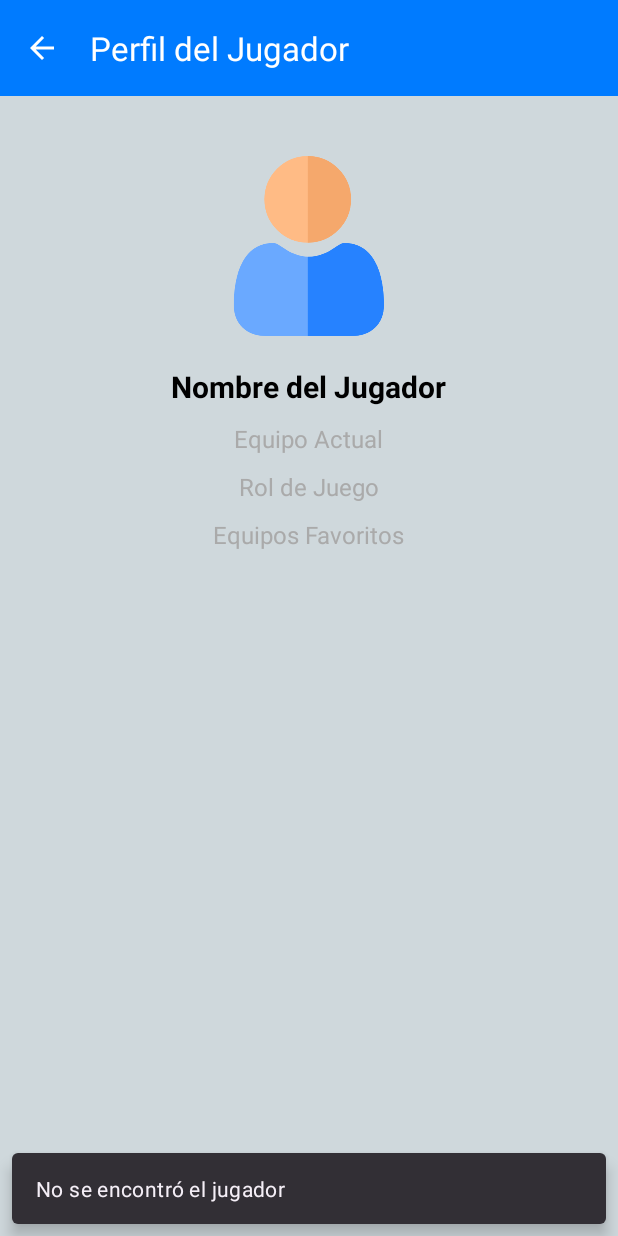
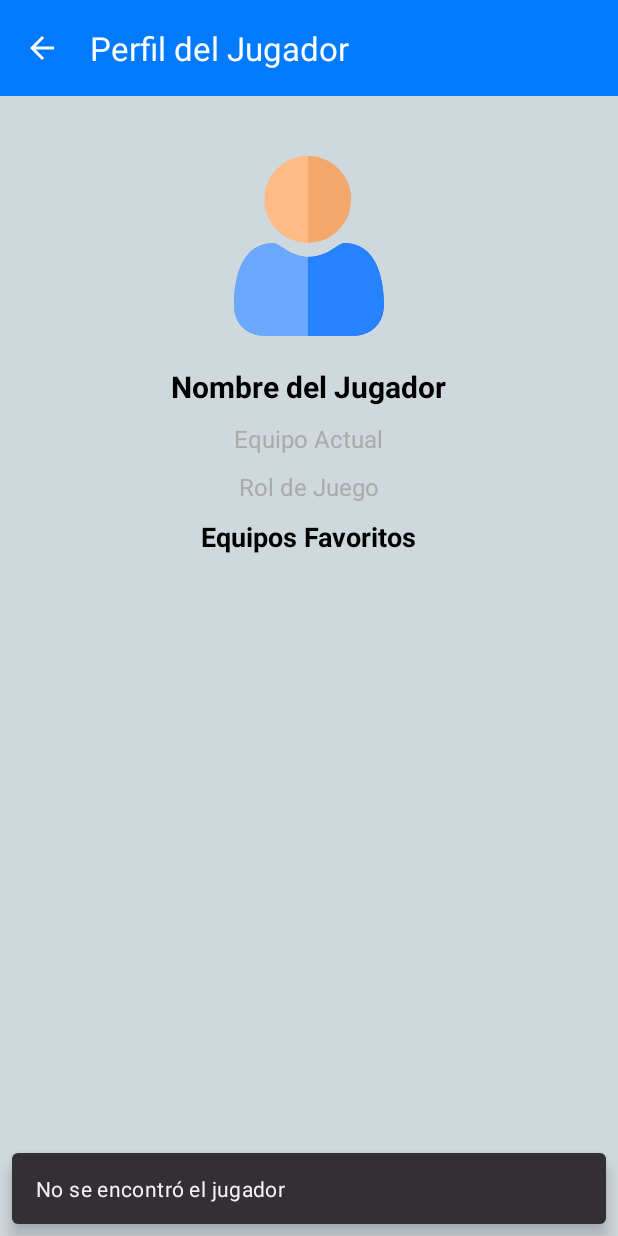
Before and after one commit to Trabbyz/EsportHub, an Android app: the Pantalla_PerfilJugador screen opened directly, with no data from a screen before it, on a phone screen of 412 x 824 dp. Run offline under Robolectric (Android 15) with nearby library versions, the phone set to English and light mode, and no system bars; our stand-ins replace Firebase (no records; nobody signed in at launch, a user with empty details on screens opened directly).

Commit message:
Cambios en Equipos Favoritos de la pantalla Perfil_Jugador

```diff
--- a/app/src/main/java/com/example/esporthub_app/adaptadores/AdaptadorEquiposFavoritos.java
+++ b/app/src/main/java/com/example/esporthub_app/adaptadores/AdaptadorEquiposFavoritos.java
@@ -7,6 +7,7 @@ import android.widget.TextView;
 import androidx.recyclerview.widget.RecyclerView;
 
 
+import com.example.esporthub_app.R;
 
 import java.util.List;
 
@@ -21,7 +22,7 @@ public class AdaptadorEquiposFavoritos extends RecyclerView.Adapter<AdaptadorEqu
     @Override
     public EquipoViewHolder onCreateViewHolder(ViewGroup parent, int viewType) {
         View itemView = LayoutInflater.from(parent.getContext())
-                .inflate(android.R.layout.simple_list_item_1, parent, false);
+                .inflate(R.layout.item_equipo_favorito, parent, false);
         return new EquipoViewHolder(itemView);
     }
 
@@ -42,7 +43,7 @@ public class AdaptadorEquiposFavoritos extends RecyclerView.Adapter<AdaptadorEqu
 
         public EquipoViewHolder(View itemView) {
             super(itemView);
-            equipoNombre = itemView.findViewById(android.R.id.text1);
+            equipoNombre = itemView.findViewById(R.id.txtNombreEquipo);
         }
     }
 }
--- a/app/src/main/res/layout/activity_pantalla_perfil_jugador.xml
+++ b/app/src/main/res/layout/activity_pantalla_perfil_jugador.xml
@@ -80,8 +80,10 @@
                 android:layout_height="wrap_content"
                 android:layout_marginBottom="10dp"
                 android:text="Equipos Favoritos"
-                android:textColor="@android:color/darker_gray"
-                android:textSize="16sp" />
+                android:textColor="@android:color/black"
+                android:textStyle="bold"
+                android:textSize="18sp" />
+
 
             <!-- RecyclerView para mostrar equipos favoritos -->
             <androidx.recyclerview.widget.RecyclerView
```
Also changed, not shown: app/src/main/res/layout/item_equipo_favorito.xml (added, +30 -0 lines).
